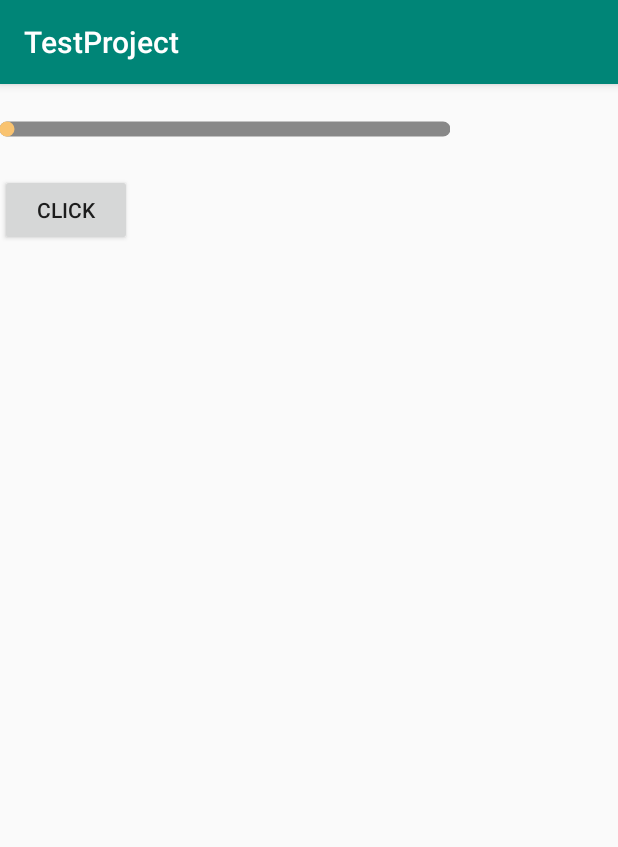
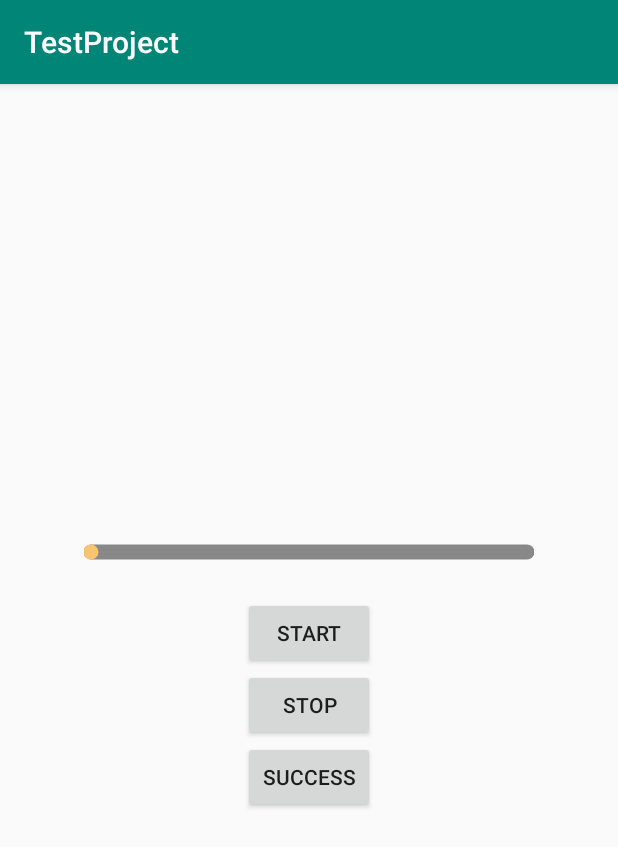
Before and after one commit to a1266143/publicRepository, an Android app: the UpdateViewActivity screen opened directly, with no data from a screen before it, after a tap on an icon or button, on a phone screen of 412 x 824 dp. Shown: the top 847 px of the screen. Run offline under Robolectric (Android 15) with nearby library versions, the light colour scheme and no system bars.

Commit message:
升级View增加成功和失败效果

```diff
--- a/app/src/main/java/com/example/testproject/customview/updateview/UpdateButton.java
+++ b/app/src/main/java/com/example/testproject/customview/updateview/UpdateButton.java
@@ -2,6 +2,7 @@ package com.example.testproject.customview.updateview;
 
 import android.animation.Animator;
 import android.animation.AnimatorListenerAdapter;
+import android.animation.ArgbEvaluator;
 import android.animation.PropertyValuesHolder;
 import android.animation.ValueAnimator;
 import android.content.Context;
@@ -11,7 +12,9 @@ import android.graphics.LinearGradient;
 import android.graphics.Matrix;
 import android.graphics.Paint;
 import android.graphics.Shader;
+import android.os.Looper;
 import android.util.AttributeSet;
+import android.util.Log;
 import android.view.View;
 import android.widget.Toast;
 
@@ -35,6 +38,9 @@ public class UpdateButton extends View implements View.OnClickListener {
     private int mLengthButton;
     private String mStr = "点击升级";
     private int mAlphaText = 255;
+
+    public static int mDefaultColorFail = 0xFFEF5350;
+    public static int mDefaultColorSuccess = 0xFF00E676;
 
     private Status mState;
 
@@ -145,26 +151,90 @@ public class UpdateButton extends View implements View.OnClickListener {
         canvas.drawLine(mPaintButtonWidth / 2, mHeight / 2, mOffsetProgressBar, mHeight / 2, mPaintForeground);
     }
 
+    private ValueAnimator mAnimatorGradient;
+
     private void animateGradient() {
-        ValueAnimator animator = ValueAnimator.ofInt(0, 2 * getMeasuredWidth());
-        animator.addUpdateListener(new ValueAnimator.AnimatorUpdateListener() {
+        mAnimatorGradient = ValueAnimator.ofInt(0, 2 * getMeasuredWidth());
+        mAnimatorGradient.addUpdateListener(new ValueAnimator.AnimatorUpdateListener() {
             @Override
             public void onAnimationUpdate(ValueAnimator animation) {
                 mOffset = (int) animation.getAnimatedValue();
                 postInvalidate();
             }
         });
-        animator.setRepeatMode(ValueAnimator.RESTART);
-        animator.setRepeatCount(ValueAnimator.INFINITE);
-        animator.setDuration(1500);
-        animator.start();
+        mAnimatorGradient.setRepeatMode(ValueAnimator.RESTART);
+        mAnimatorGradient.setRepeatCount(ValueAnimator.INFINITE);
+        mAnimatorGradient.setDuration(1500);
+        mAnimatorGradient.start();
         //初始化渐变的位置
         int[] colors = {mPaintForeground.getColor(), Color.WHITE, mPaintForeground.getColor()};
         float[] positions = {0, 0.1f, 0.2f};
         mLinearGradient = new LinearGradient(-getMeasuredWidth(), mHeight / 2, 0, mHeight / 2, colors, positions, Shader.TileMode.CLAMP);//填充模式为边缘填充
     }
 
-    private void animateButton() {
+    public void animateButtonEnd(String str,int endColor) {
+        mStr = str;
+        if (mAnimatorGradient!=null&&mAnimatorGradient.isRunning()) {
+            mAnimatorGradient.cancel();
+            mAnimatorGradient.removeAllUpdateListeners();
+            mAnimatorGradient.removeAllListeners();
+        }
+        new Thread(new Runnable() {
+            @Override
+            public void run() {
+                setOnClickListener(null);
+                mState = Status.Complete;
+                final String alpha = "alpha";
+                final String height = "height";
+                final String length = "length";
+                final String color = "color";
+                PropertyValuesHolder alphaHolder = PropertyValuesHolder.ofInt(alpha, 0, 255);
+                PropertyValuesHolder heightHolder = PropertyValuesHolder.ofInt(height, mPaintButtonWidth, mHeight);
+                PropertyValuesHolder lengthHolder = PropertyValuesHolder.ofInt(length, (int) mOffsetProgressBar, mWidth - mHeight / 2);//mStrokeWidth = mHeight/2;
+                PropertyValuesHolder colorHolder = PropertyValuesHolder.ofInt(color,0xFFF9C370,0xFFFF0000);
+                final ValueAnimator animator = ValueAnimator.ofPropertyValuesHolder(alphaHolder, heightHolder, lengthHolder,colorHolder);
+                animator.addUpdateListener(new ValueAnimator.AnimatorUpdateListener() {
+                    @Override
+                    public void onAnimationUpdate(ValueAnimator animation) {
+                        mAlphaText = (int) animation.getAnimatedValue(alpha);
+                        mPaintButtonWidth = (int) animation.getAnimatedValue(height);//画笔宽度
+                        mLengthButton = (int) animation.getAnimatedValue(length);//画笔长度
+                        Log.e("xiaojun","颜色值为:"+Integer.toHexString((int) animation.getAnimatedValue(color)));
+//                        mPaintButton.setColor(Color.parseColor("#"+Integer.toHexString((int) animation.getAnimatedValue(color))));
+                        postInvalidate();
+                    }
+                });
+                animator.addListener(new AnimatorListenerAdapter() {
+                    @Override
+                    public void onAnimationEnd(Animator animation) {
+                        super.onAnimationEnd(animation);
+                        mState = Status.Complete;
+                        animator.removeAllUpdateListeners();
+                        animator.removeAllListeners();
+                    }
+                });
+                animator.setEvaluator(new ArgbEvaluator());
+                animator.setDuration(400);
+                Looper.prepare();
+                animator.start();
+                Looper.loop();
+            }
+        }).start();
+
+        ValueAnimator colorAnimator = ValueAnimator.ofInt(0xFFF9C370,endColor);
+        colorAnimator.setEvaluator(new ArgbEvaluator());
+        colorAnimator.setDuration(400);
+        colorAnimator.addUpdateListener(new ValueAnimator.AnimatorUpdateListener() {
+            @Override
+            public void onAnimationUpdate(ValueAnimator animation) {
+                int color = (int) animation.getAnimatedValue();
+                mPaintButton.setColor(color);
+            }
+        });
+        colorAnimator.start();
+    }
+
+    private void animateButtonStart() {
         setOnClickListener(null);
         final String alpha = "alpha";
         final String height = "height";
@@ -172,7 +242,7 @@ public class UpdateButton extends View implements View.OnClickListener {
         PropertyValuesHolder alphaHolder = PropertyValuesHolder.ofInt(alpha, 255, 0);
         PropertyValuesHolder heightHolder = PropertyValuesHolder.ofInt(height, mPaintButtonWidth, mStrokeHeight);
         PropertyValuesHolder lengthHolder = PropertyValuesHolder.ofInt(length, mWidth - mPaintButtonWidth, 0);
-        ValueAnimator animator = ValueAnimator.ofPropertyValuesHolder(alphaHolder, heightHolder, lengthHolder);
+        final ValueAnimator animator = ValueAnimator.ofPropertyValuesHolder(alphaHolder, heightHolder, lengthHolder);
         animator.addUpdateListener(new ValueAnimator.AnimatorUpdateListener() {
             @Override
             public void onAnimationUpdate(ValueAnimator animation) {
@@ -189,7 +259,9 @@ public class UpdateButton extends View implements View.OnClickListener {
                 super.onAnimationEnd(animation);
                 mState = Status.ProgressBar;
                 mOffsetProgressBar = mPaintButtonWidth / 2;
-                animateGradient();
+                animator.removeAllListeners();
+                animator.removeAllUpdateListeners();
+                animateGradient();//渐变动画
             }
         });
         animator.setDuration(600);
@@ -203,7 +275,7 @@ public class UpdateButton extends View implements View.OnClickListener {
 
     @Override
     public void onClick(View v) {
-        animateButton();
+        animateButtonStart();
     }
 
     ValueAnimator mAnimatorPercentage;
@@ -214,23 +286,23 @@ public class UpdateButton extends View implements View.OnClickListener {
      * @param ratio
      */
     public void setPercentage(float ratio) {
-        if (ratio>1)
+        if (ratio > 1)
             ratio = 1;
-        final float realWidth = (mWidth-mPaintButtonWidth) * ratio;//真实长度
+        final float realWidth = (mWidth - mPaintButtonWidth) * ratio;//真实长度
 
-        if (mAnimatorPercentage == null){
+        if (mAnimatorPercentage == null) {
             mAnimatorPercentage = ValueAnimator.ofFloat(mOffsetProgressBar, realWidth);
             final float finalRatio = ratio;
             mAnimatorPercentage.addUpdateListener(new ValueAnimator.AnimatorUpdateListener() {
                 @Override
                 public void onAnimationUpdate(ValueAnimator animation) {
-                    mOffsetProgressBar = (float) animation.getAnimatedValue()+mPaintButtonWidth/2;
+                    mOffsetProgressBar = (float) animation.getAnimatedValue() + mPaintButtonWidth / 2;
                     postInvalidate();
                 }
             });
-        }else{
+        } else {
             mAnimatorPercentage.cancel();
-            mAnimatorPercentage.setFloatValues(mOffsetProgressBar,realWidth);
+            mAnimatorPercentage.setFloatValues(mOffsetProgressBar, realWidth);
         }
         mAnimatorPercentage.setDuration(300);
         mAnimatorPercentage.start();
@@ -238,6 +310,7 @@ public class UpdateButton extends View implements View.OnClickListener {
 
     enum Status {
         Button,
-        ProgressBar
+        ProgressBar,
+        Complete,
     }
 }
--- a/app/src/main/res/layout/activity_update_view.xml
+++ b/app/src/main/res/layout/activity_update_view.xml
@@ -1,27 +1,47 @@
 <?xml version="1.0" encoding="utf-8"?>
-<LinearLayout xmlns:android="http://schemas.android.com/apk/res/android"
+<RelativeLayout xmlns:android="http://schemas.android.com/apk/res/android"
+    xmlns:app="http://schemas.android.com/apk/res-auto"
     xmlns:tools="http://schemas.android.com/tools"
     android:layout_width="match_parent"
     android:layout_height="match_parent"
-    xmlns:app="http://schemas.android.com/apk/res-auto"
-    android:orientation="vertical"
     tools:context=".customview.updateview.UpdateViewActivity">
+
+    <LinearLayout
+        android:layout_width="match_parent"
+        android:layout_height="wrap_content"
+        android:layout_centerInParent="true"
+        android:gravity="center"
+        android:orientation="vertical">
 
         <com.example.testproject.customview.updateview.UpdateButton
             android:id="@+id/updatebutton"
             android:layout_width="300dp"
             android:layout_height="60dp"
+            android:layerType="software"
+            app:layout_constraintBottom_toBottomOf="parent"
+            app:layout_constraintEnd_toEndOf="parent"
             app:layout_constraintStart_toStartOf="parent"
-        app:layout_constraintEnd_toEndOf="parent"
-        app:layout_constraintTop_toTopOf="parent"
-        app:layout_constraintBottom_toBottomOf="parent"
-        android:layerType="software"
-        />
+            app:layout_constraintTop_toTopOf="parent" />
 
         <Button
             android:layout_width="wrap_content"
             android:layout_height="wrap_content"
             android:onClick="click"
-        android:text="click"/>
+            android:text="start" />
+
+        <Button
+            android:layout_width="wrap_content"
+            android:layout_height="wrap_content"
+            android:onClick="stop"
+            android:text="stop" />
+
+        <Button
+            android:layout_width="wrap_content"
+            android:layout_height="wrap_content"
+            android:onClick="success"
+            android:text="success"
+            />
 
     </LinearLayout>
+
+</RelativeLayout>
```
Also changed, not shown: app/src/main/java/com/example/testproject/customview/updateview/UpdateViewActivity.java (+8 -0 lines). Lines whose indentation alone changed are shown as unchanged.
